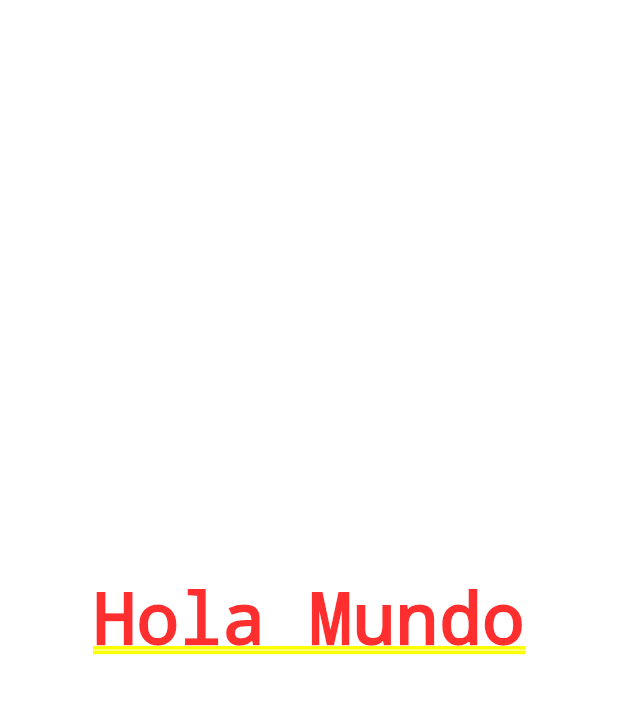
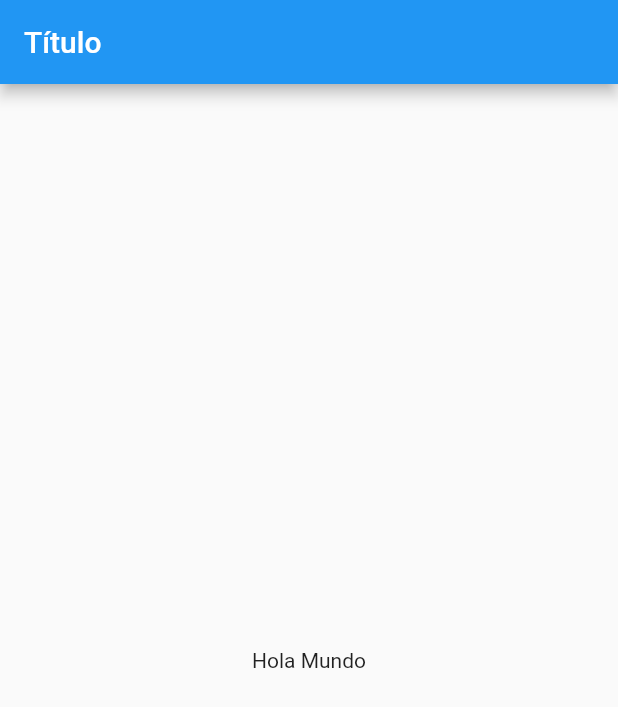
Before and after one commit to PeterGabrielVE/flutter, a Flutter app: the screen it shows after launch, on a phone screen of 412 x 824 dp. Shown: the top 707 px of the screen. Run offline on Flutter 3.47's test engine with Material 2 defaults, Android fonts, the phone set to English and light mode, and no system bars; missing offline and left inert: dart:html.

```diff
--- a/contador/lib/src/app.dart
+++ b/contador/lib/src/app.dart
@@ -1,3 +1,4 @@
+import 'package:contador/src/pages/home_page.dart';
 import 'package:flutter/material.dart';
 
 class MyApp extends StatelessWidget {
@@ -5,7 +6,7 @@ class MyApp extends StatelessWidget {
   Widget build(context) {
     return MaterialApp(
         home: Center(
-      child: Text('Hola Mundo'),
+      child: HomePage(),
     ));
   }
 }
--- /dev/null
+++ b/contador/lib/src/pages/home_page.dart
@@ -0,0 +1,16 @@
+import 'package:flutter/material.dart';
+
+class HomePage extends StatelessWidget {
+  @override
+  Widget build(BuildContext context) {
+    // TODO: implement build
+    return Scaffold(
+      appBar: AppBar(
+        title: Text('Título'),
+      ),
+      body: Center(
+        child: Text('Hola Mundo'),
+      ),
+    );
+  }
+}
```
